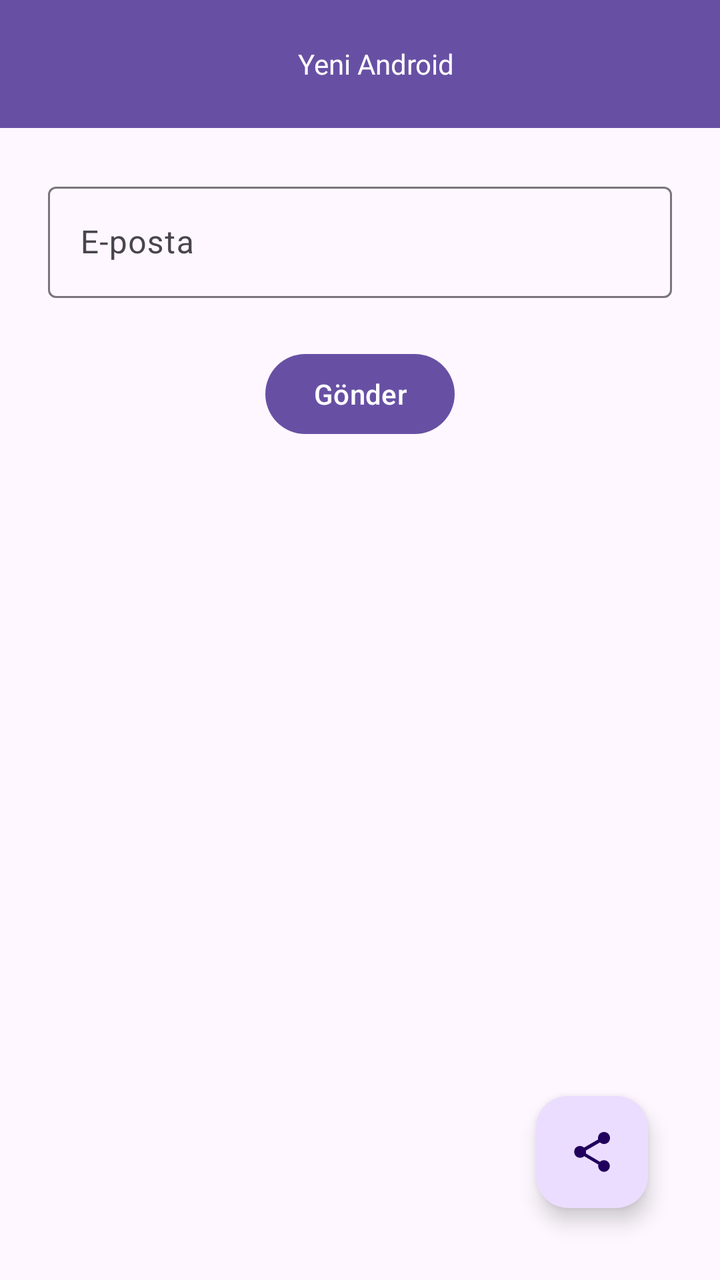
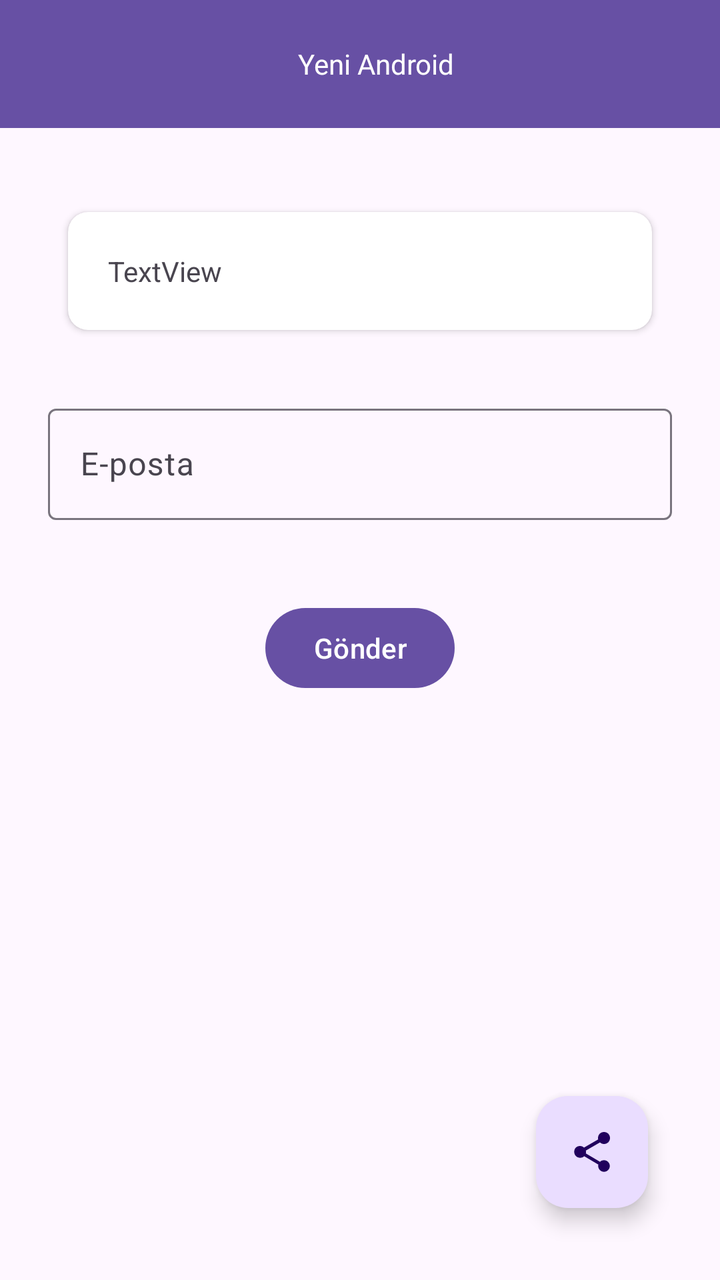

Two renders of the same Android screen: before a commit and after it. Below are the layout's source before the change and the commit's diff.
<!-- AndroidManifest.xml: application theme Theme.MaterialDesignBasics -->
<!-- res/layout/activity_main.xml -->
<?xml version="1.0" encoding="utf-8"?>
<androidx.constraintlayout.widget.ConstraintLayout xmlns:android="http://schemas.android.com/apk/res/android"
    xmlns:app="http://schemas.android.com/apk/res-auto"
    xmlns:tools="http://schemas.android.com/tools"
    android:id="@+id/main"
    android:layout_width="match_parent"
    android:layout_height="match_parent"
    tools:context=".MainActivity">

    <com.google.android.material.appbar.AppBarLayout
        android:id="@+id/appBarLayout"
        android:layout_width="match_parent"
        android:layout_height="wrap_content"
        android:background="?attr/colorPrimary"
        app:layout_constraintTop_toTopOf="parent"
        app:layout_constraintStart_toStartOf="parent"
        app:layout_constraintEnd_toEndOf="parent">

        <androidx.appcompat.widget.Toolbar
            android:id="@+id/toolbar"
            android:layout_width="match_parent"
            android:layout_height="?attr/actionBarSize"
            >
            <TextView
                android:layout_width="match_parent"
                android:layout_height="wrap_content"
                android:text="Yeni Android"
                android:textColor="@color/white"
                android:gravity="center"/>
        </androidx.appcompat.widget.Toolbar>

    </com.google.android.material.appbar.AppBarLayout>

    <com.google.android.material.textfield.TextInputLayout
        android:id="@+id/tilUser"
        android:layout_width="0dp"
        android:layout_height="wrap_content"
        android:layout_marginStart="24dp"
        android:layout_marginTop="24dp"
        android:layout_marginEnd="24dp"
        app:layout_constraintEnd_toEndOf="parent"
        app:layout_constraintStart_toStartOf="parent"
        app:layout_constraintTop_toBottomOf="@+id/appBarLayout">

        <com.google.android.material.textfield.TextInputEditText
            android:id="@+id/etEmail"
            android:layout_width="match_parent"
            android:layout_height="wrap_content"
            android:hint="E-posta" />
    </com.google.android.material.textfield.TextInputLayout>

    <Button
        android:id="@+id/button"
        android:layout_width="wrap_content"
        android:layout_height="wrap_content"
        android:layout_marginTop="24dp"
        android:text="Gönder"
        app:layout_constraintEnd_toEndOf="parent"
        app:layout_constraintStart_toStartOf="parent"
        app:layout_constraintTop_toBottomOf="@+id/tilUser" />

    <com.google.android.material.floatingactionbutton.FloatingActionButton
        android:id="@+id/floatingActionButton"
        android:layout_width="wrap_content"
        android:layout_height="wrap_content"
        android:layout_marginEnd="36dp"
        android:layout_marginBottom="36dp"
        android:clickable="true"
        app:layout_constraintBottom_toBottomOf="parent"
        app:layout_constraintEnd_toEndOf="parent"
        app:srcCompat="?attr/actionModeShareDrawable" />
</androidx.constraintlayout.widget.ConstraintLayout>
<!-- resources referenced by this layout -->
<resources>
  <color name="white">#FFFFFFFF</color>
  <style name="Theme.MaterialDesignBasics" parent="Base.Theme.MaterialDesignBasics" />
  <style name="Base.Theme.MaterialDesignBasics" parent="Theme.Material3.DayNight.NoActionBar">
          
          
      </style>
</resources>

<!-- the commit's change to res/layout/activity_main.xml (unified diff, before → after) -->
@@ -12,24 +12,51 @@
         android:layout_width="match_parent"
         android:layout_height="wrap_content"
         android:background="?attr/colorPrimary"
-        app:layout_constraintTop_toTopOf="parent"
+        app:layout_constraintEnd_toEndOf="parent"
         app:layout_constraintStart_toStartOf="parent"
-        app:layout_constraintEnd_toEndOf="parent">
+        app:layout_constraintTop_toTopOf="parent">
 
         <androidx.appcompat.widget.Toolbar
             android:id="@+id/toolbar"
             android:layout_width="match_parent"
-            android:layout_height="?attr/actionBarSize"
-            >
+            android:layout_height="?attr/actionBarSize">
+
             <TextView
                 android:layout_width="match_parent"
                 android:layout_height="wrap_content"
+                android:gravity="center"
                 android:text="Yeni Android"
-                android:textColor="@color/white"
-                android:gravity="center"/>
+                android:textColor="@color/white" />
         </androidx.appcompat.widget.Toolbar>
 
     </com.google.android.material.appbar.AppBarLayout>
+
+    <LinearLayout
+        android:id="@id/cardViewContainer"
+        android:layout_width="match_parent"
+        android:layout_height="wrap_content"
+        android:padding="10dp"
+        android:clipToPadding="false"
+        android:layout_marginStart="24dp"
+        android:layout_marginTop="32dp"
+        android:layout_marginEnd="24dp"
+        app:layout_constraintEnd_toEndOf="parent"
+        app:layout_constraintStart_toStartOf="parent"
+        app:layout_constraintTop_toBottomOf="@+id/appBarLayout">
+        <androidx.cardview.widget.CardView
+            android:id="@+id/cardView"
+            android:layout_width="match_parent"
+            android:layout_height="wrap_content"
+            app:cardCornerRadius="10dp">
+            <TextView
+                android:id="@+id/textView"
+                android:layout_width="wrap_content"
+                android:layout_height="wrap_content"
+                android:text="TextView"
+                android:padding="20dp"/>
+
+        </androidx.cardview.widget.CardView>
+    </LinearLayout>
 
     <com.google.android.material.textfield.TextInputLayout
         android:id="@+id/tilUser"
@@ -40,7 +67,7 @@
         android:layout_marginEnd="24dp"
         app:layout_constraintEnd_toEndOf="parent"
         app:layout_constraintStart_toStartOf="parent"
-        app:layout_constraintTop_toBottomOf="@+id/appBarLayout">
+        app:layout_constraintTop_toBottomOf="@+id/cardViewContainer">
 
         <com.google.android.material.textfield.TextInputEditText
             android:id="@+id/etEmail"
@@ -53,7 +80,7 @@
         android:id="@+id/button"
         android:layout_width="wrap_content"
         android:layout_height="wrap_content"
-        android:layout_marginTop="24dp"
+        android:layout_marginTop="40dp"
         android:text="Gönder"
         app:layout_constraintEnd_toEndOf="parent"
         app:layout_constraintStart_toStartOf="parent"
@@ -69,4 +96,5 @@
         app:layout_constraintBottom_toBottomOf="parent"
         app:layout_constraintEnd_toEndOf="parent"
         app:srcCompat="?attr/actionModeShareDrawable" />
+
 </androidx.constraintlayout.widget.ConstraintLayout>
